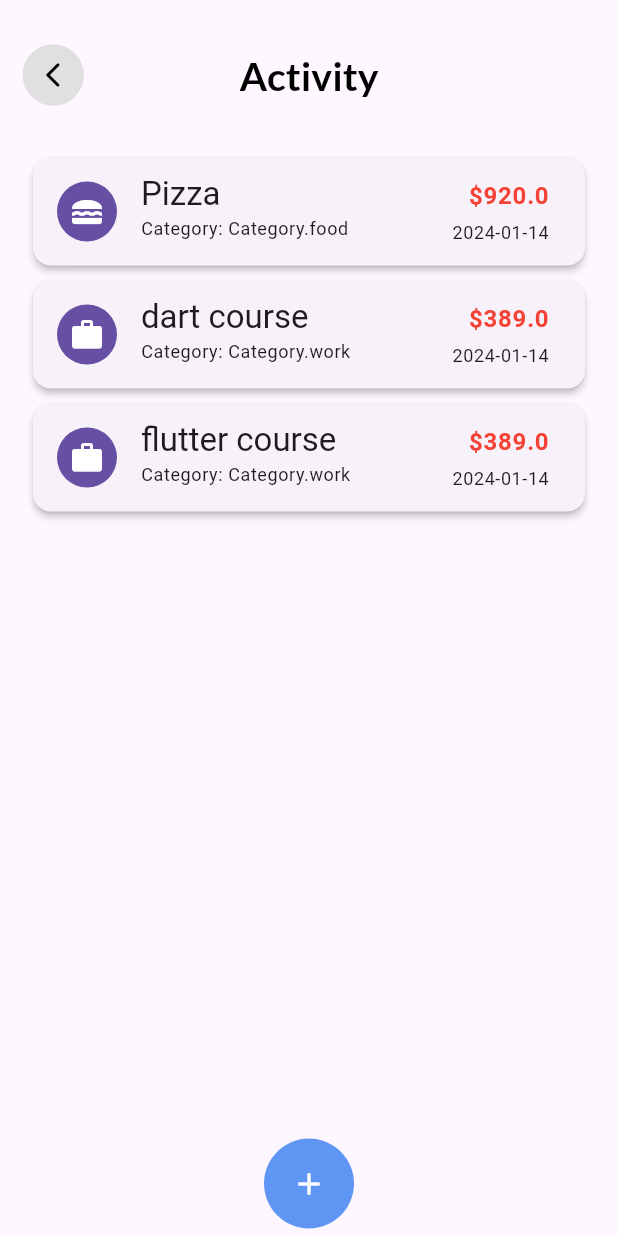
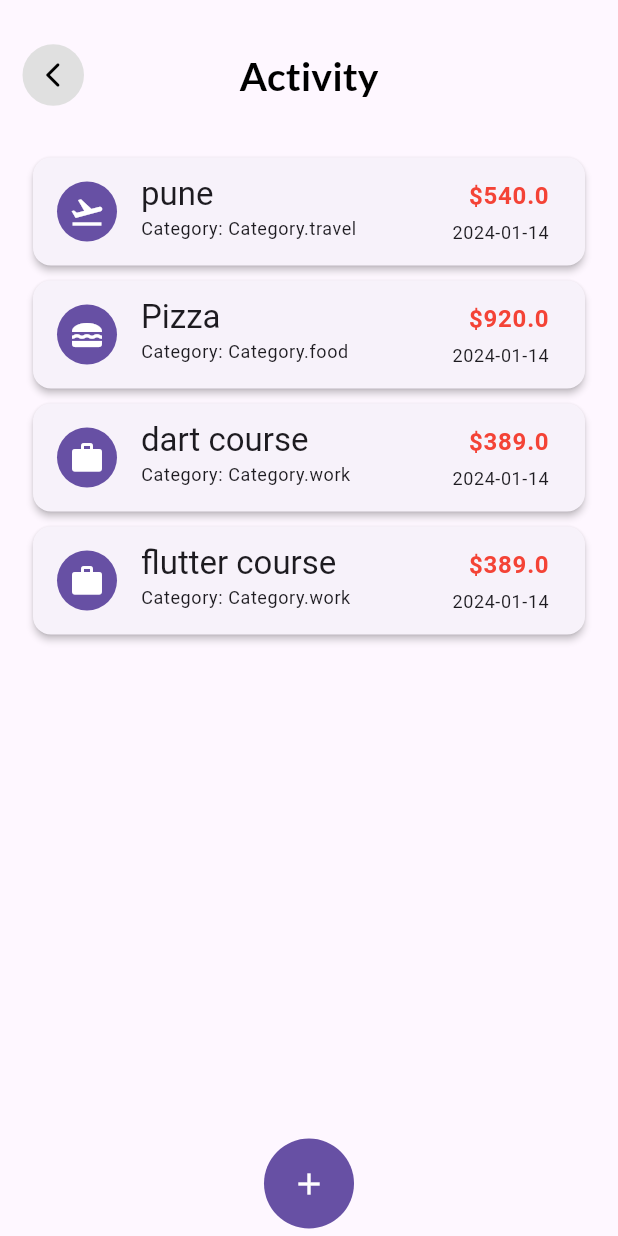
Before and after one commit to Rohiw08/expense-tracker, a Flutter app: the screen it shows after launch, on a phone screen of 412 x 824 dp. Run offline on Flutter 3.47's test engine with Material 3 defaults, Android fonts, the phone set to English and light mode, and no system bars; our stand-ins replace google_fonts.

Commit message:
initial commit

```diff
--- a/lib/expense_tracker.dart
+++ /dev/null
@@ -1,85 +0,0 @@
-import 'package:expensetracker/widgets/add_button.dart';
-import 'package:expensetracker/widgets/expenses_list.dart';
-import 'package:expensetracker/models/expense.dart';
-import 'package:flutter/material.dart';
-import 'package:google_fonts/google_fonts.dart';
-
-class Expenses extends StatefulWidget {
-  const Expenses({Key? key}) : super(key: key);
-
-  @override
-  State<Expenses> createState() => _ExpensesState();
-}
-
-class _ExpensesState extends State<Expenses> {
-  final List<Expense> _registeredExpenses = [
-    Expense(
-        amount: 389,
-        dateTime: DateTime.now(),
-        title: 'flutter course',
-        category: Category.work),
-    Expense(
-        amount: 389,
-        dateTime: DateTime.now(),
-        title: 'dart course',
-        category: Category.work),
-    Expense(
-        amount: 920,
-        dateTime: DateTime.now(),
-        title: 'Pizza',
-        category: Category.food),
-  ];
-
-  @override
-  Widget build(BuildContext context) {
-    return MaterialApp(
-      debugShowCheckedModeBanner: false,
-      home: SafeArea(
-        child: Scaffold(
-          appBar: AppBar(
-            toolbarHeight: 100,
-            leading: Padding(
-              padding: const EdgeInsets.only(left: 15),
-              child: Container(
-                decoration: BoxDecoration(
-                  color: Colors.grey[300],
-                  shape: BoxShape.circle,
-                ),
-                child: Center(
-                  child: GestureDetector(
-                    onTap: () {},
-                    child: const Icon(
-                      size: 20,
-                      Icons.arrow_back_ios_rounded,
-                      color: Colors.black,
-                    ),
-                  ),
-                ),
-              ),
-            ),
-            title: Text(
-              'Activity',
-              style: GoogleFonts.lato(
-                color: Colors.black,
-                fontWeight: FontWeight.bold,
-                fontSize: 26,
-              ),
-            ),
-            centerTitle: true, // Center the title
-            elevation: 0,
-            backgroundColor: Colors.transparent,
-          ),
-          body: Column(
-            crossAxisAlignment: CrossAxisAlignment.center,
-            children: [
-              ExpensesList(
-                expenses: _registeredExpenses,
-              ),
-            ],
-          ),
-          bottomNavigationBar: const AddButton(),
-        ),
-      ),
-    );
-  }
-}
--- a/lib/main.dart
+++ b/lib/main.dart
@@ -1,8 +1,136 @@
-import 'package:expensetracker/expense_tracker.dart';
+import 'package:expensetracker/models/expense.dart';
+import 'package:expensetracker/widgets/add_button.dart';
+import 'package:expensetracker/widgets/expenses_list.dart';
 import 'package:flutter/material.dart';
+import 'package:google_fonts/google_fonts.dart';
 
 void main() {
-  runApp(
-    const Expenses(),
-  );
+  runApp(const ExpenseTrackerApp());
 }
+
+class ExpenseTrackerApp extends StatelessWidget {
+  const ExpenseTrackerApp({super.key});
+
+  @override
+  Widget build(BuildContext context) {
+    return const MaterialApp(home: Expenses());
+  }
+}
+
+class Expenses extends StatefulWidget {
+  const Expenses({Key? key}) : super(key: key);
+
+  @override
+  State<Expenses> createState() => _ExpensesState();
+}
+
+class _ExpensesState extends State<Expenses> {
+  final List<Expense> _registeredExpenses = [
+    Expense(
+      amount: 389,
+      dateTime: DateTime.now(),
+      title: 'flutter course',
+      category: Category.work,
+    ),
+    Expense(
+      amount: 389,
+      dateTime: DateTime.now(),
+      title: 'dart course',
+      category: Category.work,
+    ),
+    Expense(
+      amount: 920,
+      dateTime: DateTime.now(),
+      title: 'Pizza',
+      category: Category.food,
+    ),
+    Expense(
+      amount: 540,
+      dateTime: DateTime.now(),
+      title: 'pune',
+      category: Category.travel,
+    ),
+  ];
+
+  void onAddButtonPressed() {
+    showModalBottomSheet(
+      context: context,
+      builder: (ctx) =>
+          const Text('Hello'), // Replace with your bottom sheet content
+    );
+  }
+
+  @override
+  Widget build(BuildContext context) {
+    return Scaffold(
+      appBar: PreferredSize(
+        preferredSize: const Size.fromHeight(100),
+        child: AppBar(
+          toolbarHeight: 100,
+          leading: Padding(
+            padding: const EdgeInsets.only(left: 15),
+            child: Container(
+              decoration: BoxDecoration(
+                color: Colors.grey[300],
+                shape: BoxShape.circle,
+              ),
+              child: Center(
+                child: GestureDetector(
+                  onTap: () {
+                    Navigator.of(context).pop();
+                  },
+                  child: const Icon(
+                    size: 20,
+                    Icons.arrow_back_ios_rounded,
+                    color: Colors.black,
+                  ),
+                ),
+              ),
+            ),
+          ),
+          title: Text(
+            'Activity',
+            style: GoogleFonts.lato(
+              color: Colors.black,
+              fontWeight: FontWeight.bold,
+              fontSize: 26,
+            ),
+          ),
+          centerTitle: true,
+          elevation: 0,
+          backgroundColor: Colors.transparent,
+        ),
+      ),
+      body: Column(
+        crossAxisAlignment: CrossAxisAlignment.center,
+        children: [
+          Expanded(
+            child: ExpensesList(
+              expenses: _registeredExpenses,
+            ),
+          ),
+        ],
+      ),
+      bottomNavigationBar: GestureDetector(
+        onTap: onAddButtonPressed,
+        child: const AddButton(),
+      ),
+    );
+  }
+}
+
+class SecondScreen extends StatelessWidget {
+  const SecondScreen({super.key});
+
+  @override
+  Widget build(BuildContext context) {
+    return Scaffold(
+      appBar: AppBar(
+        title: const Text('Second Screen'),
+      ),
+      body: const Center(
+        child: Text('This is the second screen!'),
+      ),
+    );
+  }
+}
--- a/lib/widgets/add_button.dart
+++ b/lib/widgets/add_button.dart
@@ -2,27 +2,27 @@ import 'package:flutter/material.dart';
 
 class AddButton extends StatelessWidget {
   const AddButton({
-    super.key,
-  });
+    Key? key,
+  }) : super(key: key);
 
   @override
   Widget build(BuildContext context) {
     return SizedBox(
       height: 70,
-      child: GestureDetector(
-        onTap: () {},
-        child: Center(
-            child: Container(
+      child: Center(
+        child: Container(
           margin: const EdgeInsets.all(5),
-          decoration: const BoxDecoration(
-              shape: BoxShape.circle, color: Color.fromARGB(255, 95, 150, 244)),
+          decoration: BoxDecoration(
+            shape: BoxShape.circle,
+            color: Theme.of(context).primaryColor,
+          ),
           child: const Center(
             child: Icon(
               Icons.add,
               color: Colors.white,
             ),
           ),
-        )),
+        ),
       ),
     );
   }
--- a/lib/widgets/expenses_list/expense_item.dart
+++ b/lib/widgets/expenses_list/expense_item.dart
@@ -53,9 +53,4 @@ class ExpenseItem extends StatelessWidget {
       ),
     );
   }
-
-  IconData _getIconForCategory(String category) {
-    // You can customize this method to return different icons for each category.
-    return Icons.work;
-  }
 }
```
Also changed, not shown: 1 other file.
